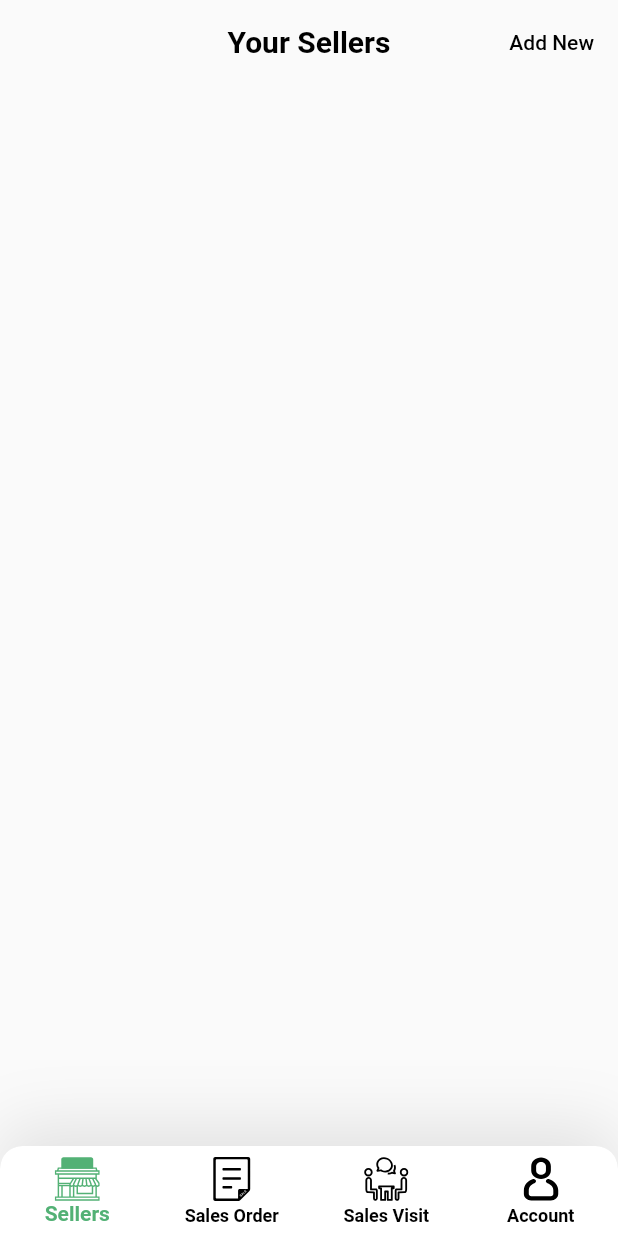
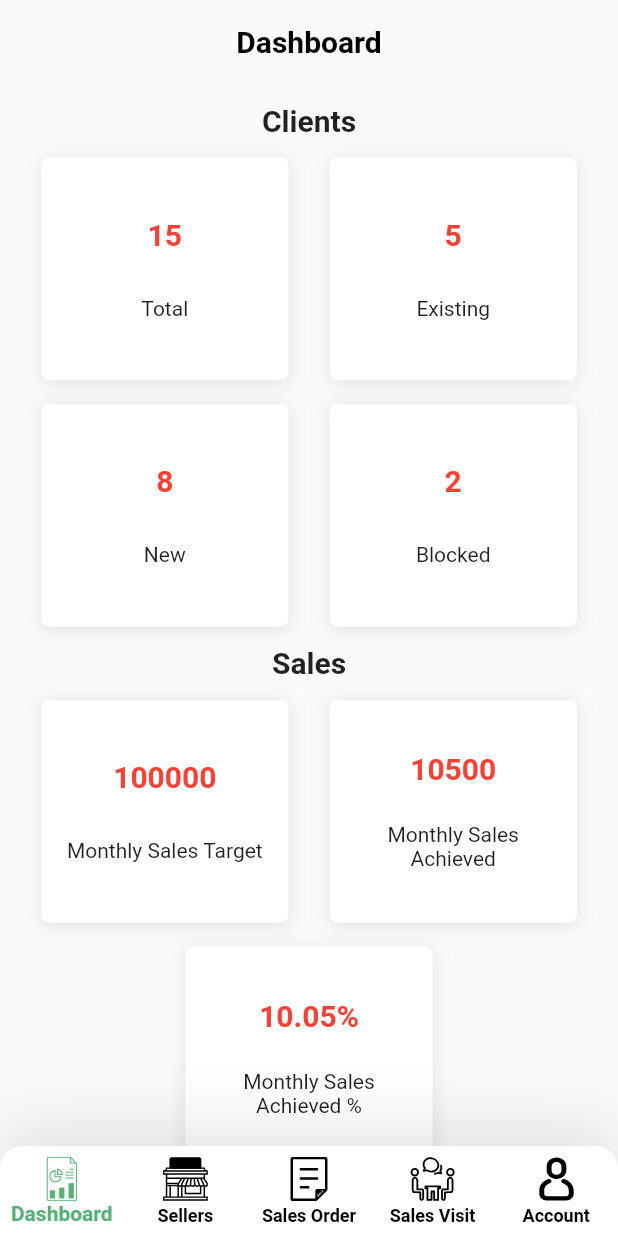
Before and after one commit to sartajmahmud/smart_attendance_app, a Flutter app: the DashboardScreen screen opened by its route, on a phone screen of 412 x 824 dp. Run offline on Flutter 3.47's test engine with Material 2 defaults, Android fonts, the light colour scheme and no system bars; our stand-ins replace datetime_picker_formfield, firebase_core, firebase_messaging, flutter_spinkit, flutter_svg, fluttertoast and 3 more; missing offline and left inert: background_locator, global_configuration, location_permissions, searchable_dropdown, wifi_info_flutter; accounts and stored records are empty.

Commit message:
Added AnalyticsScreen and completed the grid widget

```diff
--- /dev/null
+++ b/lib/Views/AnalyticsScreen.dart
@@ -0,0 +1,129 @@
+import 'package:flutter/material.dart';
+import 'package:smart_attendance/Widgets/AnalyticsGridWidget.dart';
+
+import 'app_text.dart';
+
+class AnalyticsScreen extends StatefulWidget {
+  AnalyticsScreen();
+
+  @override
+  _AnalyticsScreenState createState() => _AnalyticsScreenState();
+}
+
+class _AnalyticsScreenState extends State<AnalyticsScreen> {
+  @override
+  Widget build(BuildContext context) {
+    return Scaffold(
+      appBar: AppBar(
+        backgroundColor: Colors.transparent,
+        elevation: 0,
+        centerTitle: true,
+        automaticallyImplyLeading: false,
+        title: Container(
+          padding: EdgeInsets.symmetric(
+            horizontal: 25,
+          ),
+          child: AppText(
+            text: "Dashboard",
+            fontWeight: FontWeight.bold,
+            fontSize: 20,
+          ),
+        ),
+      ),
+      body: SingleChildScrollView(
+        child: Container(
+          child: Padding(
+            padding: const EdgeInsets.all(8.0),
+            child: Column(
+              crossAxisAlignment: CrossAxisAlignment.center,
+              children: [
+
+                Padding(
+                  padding: const EdgeInsets.all(5.0),
+                  child: Text(
+                    'Clients',
+                    style: TextStyle(fontSize: 20, fontWeight: FontWeight.bold),
+                  ),
+                ),
+                Row(
+                  mainAxisAlignment: MainAxisAlignment.spaceEvenly,
+                  children: [
+                    AnalyticsGridWidget("Total", "15"),
+                    AnalyticsGridWidget("Existing", "5"),
+                  ],
+                ),
+                Row(
+                  mainAxisAlignment: MainAxisAlignment.spaceEvenly,
+                  children: [
+                    AnalyticsGridWidget("New", "8"),
+                    AnalyticsGridWidget("Blocked", "2"),
+                  ],
+                ),
+
+                Padding(
+                  padding: const EdgeInsets.all(5.0),
+                  child: Text(
+                    'Sales',
+                    style: TextStyle(fontSize: 20, fontWeight: FontWeight.bold),
+                  ),
+                ),
+                Row(
+                  mainAxisAlignment: MainAxisAlignment.spaceEvenly,
+                  children: [
+                    AnalyticsGridWidget("Monthly Sales Target", "100000"),
+                    AnalyticsGridWidget("Monthly Sales Achieved", "10500"),
+
+                  ],
+                ),
+                AnalyticsGridWidget("Monthly Sales Achieved %", "10.05%"),
+                Padding(
+                  padding: const EdgeInsets.all(5.0),
+                  child: Text(
+                    'Collection',
+                    style: TextStyle(fontSize: 20, fontWeight: FontWeight.bold),
+                  ),
+                ),
+                Row(
+                  mainAxisAlignment: MainAxisAlignment.spaceEvenly,
+                  children: [
+                    AnalyticsGridWidget("Monthly Collection Target", "60000"),
+                    AnalyticsGridWidget("Monthly Collection Achieved", "30000"),
+                  ],
+                ),
+                AnalyticsGridWidget("Monthly Collection Achieved %", "50%"),
+                Padding(
+                  padding: const EdgeInsets.all(5.0),
+                  child: Text(
+                    'Credit',
+                    style: TextStyle(fontSize: 20, fontWeight: FontWeight.bold),
+                  ),
+                ),
+                Row(
+                  mainAxisAlignment: MainAxisAlignment.spaceEvenly,
+                  children: [
+                    AnalyticsGridWidget("Total Credit", "807600"),
+                    AnalyticsGridWidget("30 Days Credit", "450000"),
+                  ],
+                ),
+                Row(
+                  mainAxisAlignment: MainAxisAlignment.spaceEvenly,
+                  children: [
+                    AnalyticsGridWidget("45 Days Credit", "200000"),
+                    AnalyticsGridWidget("60 Days Credit", "120000"),
+                  ],
+                ),
+                Row(
+                  mainAxisAlignment: MainAxisAlignment.spaceEvenly,
+                  children: [
+                    AnalyticsGridWidget("75 Days Credit", "20000"),
+                    AnalyticsGridWidget("90 Days Credit", "5000"),
+                  ],
+                ),
+              ],
+            ),
+          ),
+        ),
+      ),
+    );
+  }
+}
--- a/lib/Views/DashboardScreen.dart
+++ b/lib/Views/DashboardScreen.dart
@@ -1,6 +1,7 @@
 
 import 'package:flutter/material.dart';
 import 'package:flutter_svg/svg.dart';
+import 'package:smart_attendance/Views/AnalyticsScreen.dart';
 import 'SalesOrderScreen.dart';
 import 'SalesVisitScreen.dart';
 import 'SellerScreen.dart';
@@ -19,12 +20,13 @@ class _DashboardScreenState extends State<DashboardScreen> {
 
 
   List<NavigatorItem> navigatorItems = [
-    NavigatorItem("Sellers", "assets/icons/seller.svg", 0, SellerScreen()),
-    NavigatorItem("Sales Order", "assets/icons/sales-order.svg", 1, SalesOrderScreen()),
-    NavigatorItem("Sales Visit", "assets/icons/salesVisit.svg", 2, SalesVisitScreen()),
+    NavigatorItem("Dashboard", "assets/icons/dashboard.svg", 0, AnalyticsScreen()),
+    NavigatorItem("Sellers", "assets/icons/seller.svg", 1, SellerScreen()),
+    NavigatorItem("Sales Order", "assets/icons/sales-order.svg", 2, SalesOrderScreen()),
+    NavigatorItem("Sales Visit", "assets/icons/salesVisit.svg", 3, SalesVisitScreen()),
     // NavigatorItem(
     //     "Favourite", "assets/icons/favourite_icon.svg", 3, FavouriteScreen()),
-    NavigatorItem("Account", "assets/icons/account_icon.svg", 3, AccountScreen()),
+    NavigatorItem("Account", "assets/icons/account_icon.svg", 4, AccountScreen()),
   ];
 
   @override
--- a/lib/Views/login_screen.dart
+++ b/lib/Views/login_screen.dart
@@ -130,9 +130,9 @@ class _LoginScreenState extends StateMVC<LoginScreen> {
                               onPressed: () async {
                                 //print('${_con.user.email}');
                                 //print('${_con.user.password}');
-                                _con.login();
+                                //_con.login();
                                 // print(currentUser.value.name);
-                                //Navigator.pushReplacement(context, MaterialPageRoute(builder: (BuildContext context) => DashboardScreen()));
+                                Navigator.pushReplacement(context, MaterialPageRoute(builder: (BuildContext context) => DashboardScreen()));
                               },
                               padding: const EdgeInsets.all(15.0),
                               shape: RoundedRectangleBorder(
--- /dev/null
+++ b/lib/Widgets/AnalyticsGridWidget.dart
@@ -0,0 +1,50 @@
+
+import 'package:flutter/material.dart';
+
+class AnalyticsGridWidget extends StatefulWidget {
+  String title, value;
+  AnalyticsGridWidget(this.title,this.value);
+
+  @override
+  _AnalyticsGridWidgetState createState() => _AnalyticsGridWidgetState();
+}
+
+class _AnalyticsGridWidgetState extends State<AnalyticsGridWidget> {
+  @override
+  Widget build(BuildContext context) {
+    return Padding(
+      padding: const EdgeInsets.all(8.0),
+      child: Container(
+        height: MediaQuery.of(context).size.height*.18,
+        width: MediaQuery.of(context).size.width*.4,
+        decoration: BoxDecoration(
+          color: Colors.white,
+          borderRadius: BorderRadius.all(Radius.circular(5)),
+          boxShadow: [
+            BoxShadow(color: Theme.of(context).focusColor.withOpacity(0.1), blurRadius: 10, offset: Offset(0, 2)),
+          ],
+        ),
+        child: Padding(
+          padding: const EdgeInsets.all(10.0),
+          child: Column(
+            mainAxisAlignment: MainAxisAlignment.spaceEvenly,
+            children: [
+              Text(
+                widget.value,
+                style: TextStyle(
+                  color: Colors.red,
+                  fontWeight: FontWeight.bold,
+                  fontSize: 20
+                ),
+              ),
+              Text(
+                widget.title,
+                textAlign: TextAlign.center,
+              )
+            ],
+          ),
+        ),
+      ),
+    );
+  }
+}
```
Also changed, not shown: assets/icons/dashboard.svg (added).
